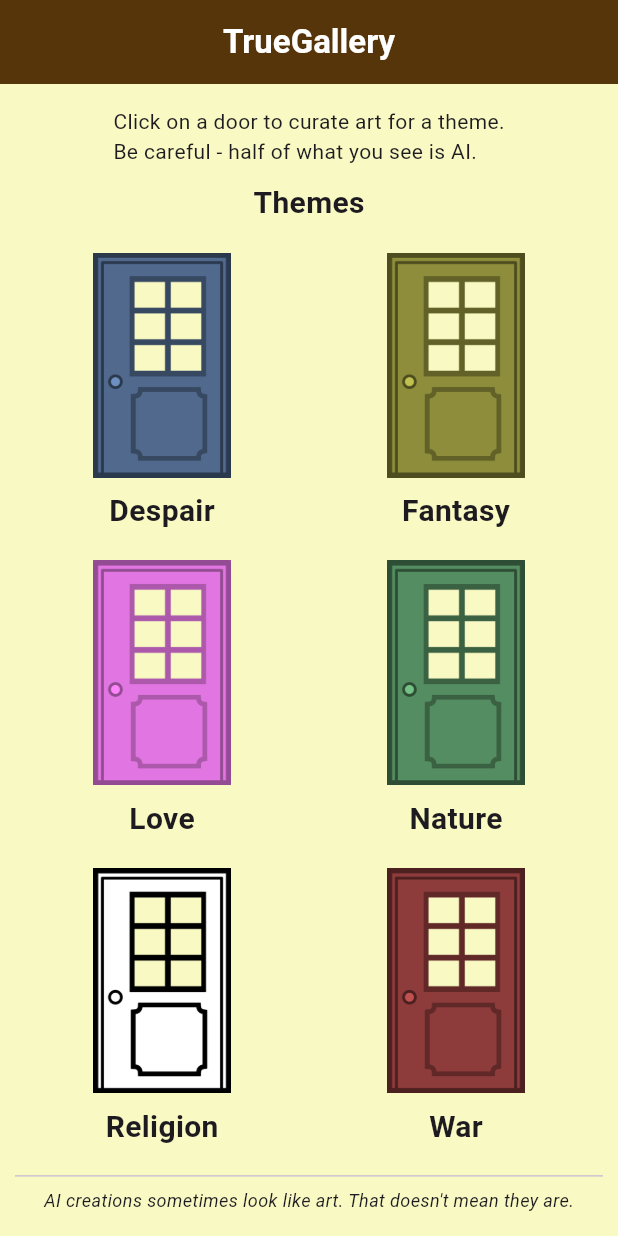
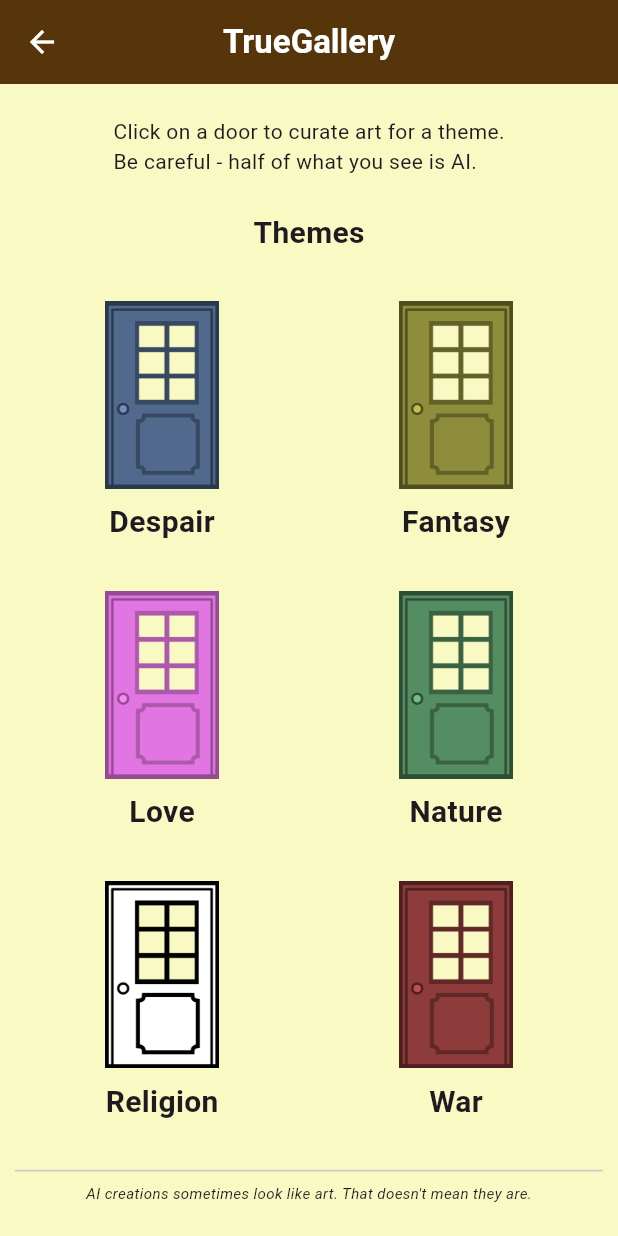
Before and after one commit to zbur/game-group-project, a Flutter app: the screen it shows after launch, after a tap on "Play", on a phone screen of 412 x 824 dp. Run offline on Flutter 3.47's test engine with Material 3 defaults, Android fonts, the phone set to English and light mode, and no system bars; our stand-ins replace google_fonts, shared_preferences.

Commit message:
Changed button colors, changed door sizes, and yeah

```diff
--- a/app/lib/main.dart
+++ b/app/lib/main.dart
@@ -98,7 +98,7 @@ class HomeButtons extends StatelessWidget {
             WidgetStateProperty.all<Color>(Colors.white),
           ),
           onPressed: () {
-             Navigator.pushReplacement(
+             Navigator.push(
               context,
               MaterialPageRoute<void>(
                 builder: (context) => const Game(),
@@ -116,7 +116,7 @@ class HomeButtons extends StatelessWidget {
             WidgetStateProperty.all<Color>(Colors.black),
           ),
           onPressed: () {
-             Navigator.pushReplacement(
+             Navigator.push(
               context,
               MaterialPageRoute<void>(
                 builder: (context) => const Game(),
@@ -138,7 +138,7 @@ class HomeFooter extends StatelessWidget {
       const Divider(),
       Text(
         "AI creations sometimes look like art. That doesn't mean they are.",
-        style: TextStyle(fontSize: 12, fontStyle: FontStyle.italic)
+        style: TextStyle(fontSize: 10, fontStyle: FontStyle.italic)
       )   ]);
     }
 }
@@ -154,7 +154,14 @@ class Game extends StatelessWidget {
       appBar: AppBar(
         centerTitle: true,
         backgroundColor: const Color.fromARGB(255, 86, 53, 11),
-        title: const Text('TrueGallery', style: TextStyle(color: Colors.white, fontWeight: FontWeight.bold))
+        title: const Text('TrueGallery', style: TextStyle(color: Colors.white, fontWeight: FontWeight.bold)),
+        leading: IconButton(
+          icon: Icon(Icons.arrow_back),
+          color: Colors.white,
+          onPressed: () {
+            Navigator.of(context).pop();
+          },
+        ),
       ),
       body: SafeArea(
         child: Padding(
@@ -198,10 +205,10 @@ class Door extends StatelessWidget {
   Widget build(BuildContext context) {
     return Column(crossAxisAlignment: CrossAxisAlignment.center, children: [
       IconButton(
-        icon: Image.asset("assets/$name-Door.png", height: 150),
-        iconSize: 150,
+        icon: Image.asset("assets/$name-Door.png", height: 125),
+        iconSize: 125,
         onPressed: () {
-          Navigator.pushReplacement(
+          Navigator.push(
             context,
             MaterialPageRoute<void>(
               builder: (context) => GamePage(name),
@@ -234,7 +241,14 @@ class GamePage extends StatelessWidget {
       appBar: AppBar(
         centerTitle: true,
         backgroundColor: allWorks.themeColors[allWorks.themes.indexOf(theme)],
-        title: Text('TrueGallery: $theme', style: TextStyle(color: Colors.white, fontWeight: FontWeight.bold))
+        title: Text('TrueGallery: $theme', style: TextStyle(color: Colors.white, fontWeight: FontWeight.bold)),
+        leading: IconButton(
+          icon: Icon(Icons.arrow_back),
+          color: Colors.white,
+          onPressed: () {
+            Navigator.of(context).pop();
+          },
+        )
       ),
       body: SafeArea(
         child: Padding(
@@ -243,12 +257,12 @@ class GamePage extends StatelessWidget {
             mainAxisAlignment: MainAxisAlignment.start, // Changed from center to start
             crossAxisAlignment: CrossAxisAlignment.center, // Ensure horizontal centering
             children: [
-              Container(
+              SizedBox(
                 width: 200,
                 child: Image.asset('assets/$theme-AI-${random1.number}.png', fit: BoxFit.fitHeight)
               ),
               SizedBox(height: 10), // Add spacing between images
-              Container(
+              SizedBox(
                 width: 200,
                 child: Image.asset('assets/$theme-Real-${random2.number}.png', fit: BoxFit.fitHeight)
               ),
```
